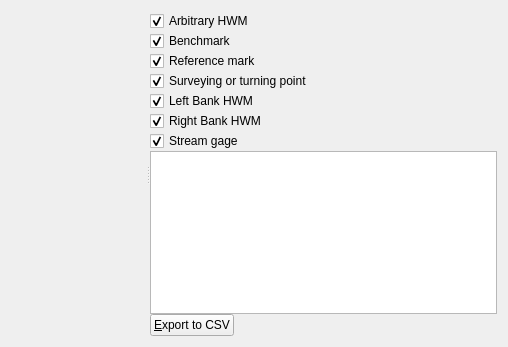
Above: apps/rivmaker/window/verticalcrosssection/verticalcrosssectionwindow.ui from i-RIC/prepost-gui before the change. Below: the same form after it.
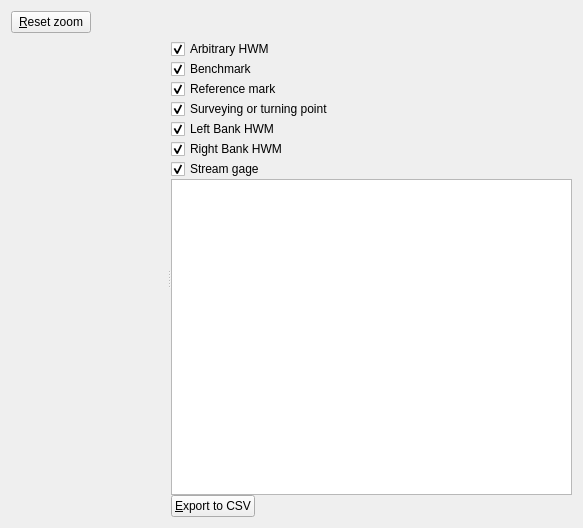
That is the form after the change. Icons and pictures are not drawn. Custom widgets are drawn as their Qt base class.

Commit message: Zooming in chart windows implemented.

```diff
--- a/apps/rivmaker/window/verticalcrosssection/verticalcrosssectionwindow.ui
+++ b/apps/rivmaker/window/verticalcrosssection/verticalcrosssectionwindow.ui
@@ -6,8 +6,8 @@
    <rect>
     <x>0</x>
     <y>0</y>
-    <width>508</width>
-    <height>347</height>
+    <width>583</width>
+    <height>528</height>
    </rect>
   </property>
   <property name="windowTitle">
@@ -17,7 +17,31 @@
    <iconset resource="../../rivmaker.qrc">
     <normaloff>:/images/iconVerticalCrosssection.png</normaloff>:/images/iconVerticalCrosssection.png</iconset>
   </property>
-  <layout class="QVBoxLayout" name="verticalLayout_2">
+  <layout class="QVBoxLayout" name="verticalLayout_2" stretch="0,1">
+   <item>
+    <layout class="QHBoxLayout" name="horizontalLayout_2">
+     <item>
+      <widget class="QPushButton" name="resetZoomButton">
+       <property name="text">
+        <string>&amp;Reset zoom</string>
+       </property>
+      </widget>
+     </item>
+     <item>
+      <spacer name="horizontalSpacer_2">
+       <property name="orientation">
+        <enum>Qt::Horizontal</enum>
+       </property>
+       <property name="sizeHint" stdset="0">
+        <size>
+         <width>40</width>
+         <height>20</height>
+        </size>
+       </property>
+      </spacer>
+     </item>
+    </layout>
+   </item>
    <item>
     <widget class="QSplitter" name="splitter">
      <property name="orientation">
```
Left out of the diff: 2 changed lines with no effect on the pictures. The commit also changes 5 other files.
